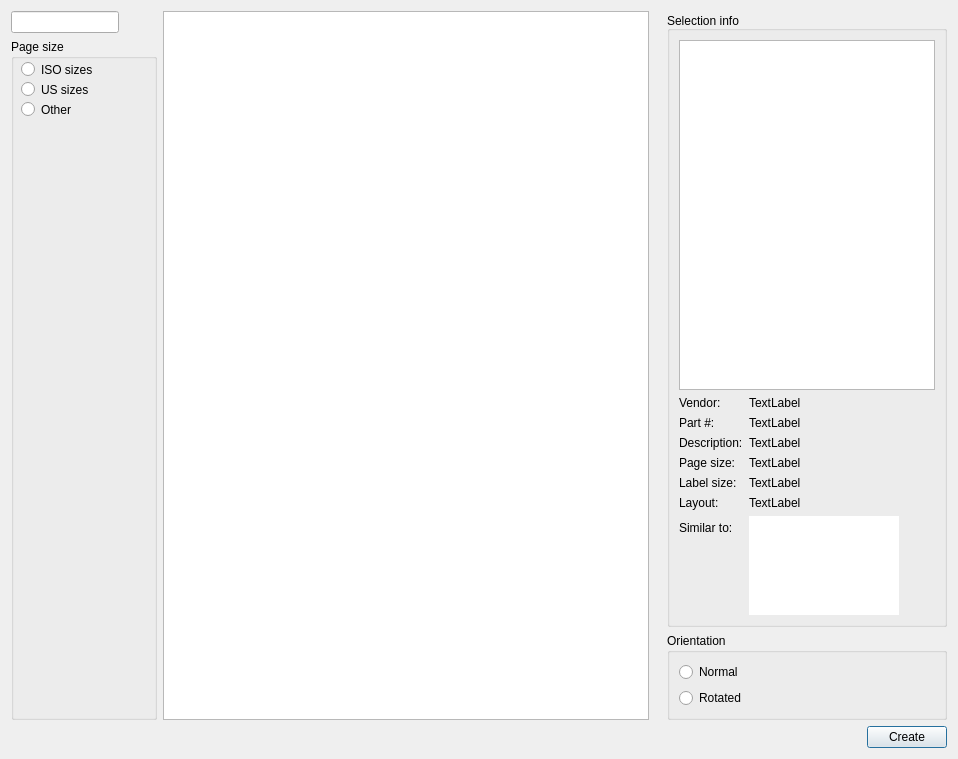
First picture: the form in app/ui/NewLabelDialog.ui, repository jimevins/glabels-qt, before the edit.
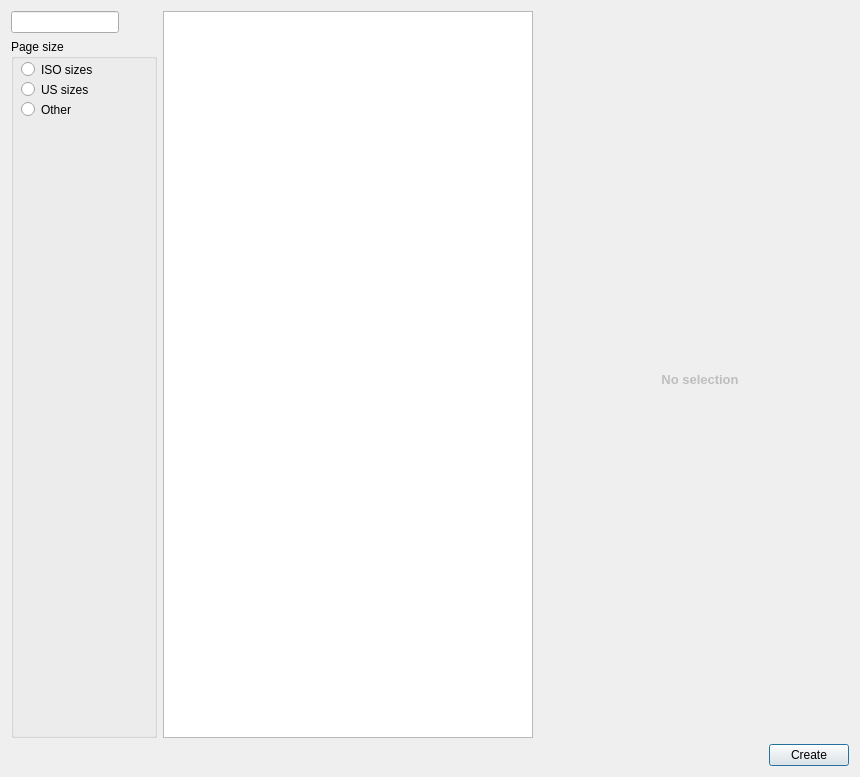
Second picture: the form after the edit. Custom widgets are drawn as their Qt base class.

Commit message: Hide selection information when there is no selection in NewLabelDialog.

What changed in the file:
```diff
--- a/app/ui/NewLabelDialog.ui
+++ b/app/ui/NewLabelDialog.ui
@@ -6,8 +6,8 @@
    <rect>
     <x>0</x>
     <y>0</y>
-    <width>958</width>
-    <height>759</height>
+    <width>860</width>
+    <height>777</height>
    </rect>
   </property>
   <property name="windowTitle">
@@ -125,15 +125,65 @@
        <item>
         <widget class="gLabels::TemplatePicker" name="templatePicker"/>
        </item>
+       <item>
+        <widget class="QStackedWidget" name="selectionStackedWidget">
+         <property name="sizePolicy">
+          <sizepolicy hsizetype="Maximum" vsizetype="Preferred">
+           <horstretch>0</horstretch>
+           <verstretch>0</verstretch>
+          </sizepolicy>
+         </property>
+         <property name="currentIndex">
+          <number>0</number>
+         </property>
+         <widget class="QWidget" name="page">
+          <layout class="QHBoxLayout" name="horizontalLayout_5">
+           <item>
+            <layout class="QVBoxLayout" name="verticalLayout_6">
+             <property name="leftMargin">
+              <number>12</number>
+             </property>
+             <property name="topMargin">
+              <number>9</number>
+             </property>
+             <item>
+              <widget class="QLabel" name="label_2">
+               <property name="enabled">
+                <bool>false</bool>
+               </property>
+               <property name="font">
+                <font>
+                 <pointsize>10</pointsize>
+                 <weight>75</weight>
+                 <bold>true</bold>
+                </font>
+               </property>
+               <property name="text">
+                <string>No selection</string>
+               </property>
+               <property name="alignment">
+                <set>Qt::AlignCenter</set>
+               </property>
+              </widget>
+             </item>
+            </layout>
+           </item>
+          </layout>
+         </widget>
+         <widget class="QWidget" name="page_2">
+          <layout class="QHBoxLayout" name="horizontalLayout_6">
        <item>
         <layout class="QVBoxLayout" name="verticalLayout_4">
+             <property name="sizeConstraint">
+              <enum>QLayout::SetFixedSize</enum>
+             </property>
          <property name="leftMargin">
           <number>12</number>
          </property>
          <item>
           <widget class="QGroupBox" name="groupBox_3">
            <property name="title">
-            <string>Selection info</string>
+                <string>Selection</string>
            </property>
            <property name="alignment">
             <set>Qt::AlignBottom|Qt::AlignLeading|Qt::AlignLeft</set>
@@ -346,6 +396,10 @@
           </widget>
          </item>
         </layout>
+           </item>
+          </layout>
+         </widget>
+        </widget>
        </item>
       </layout>
      </item>
```
Left out of the diff: 8 changed lines with no effect on the pictures. Lines whose indentation alone changed are shown as unchanged. The commit also changes 1 other file.
